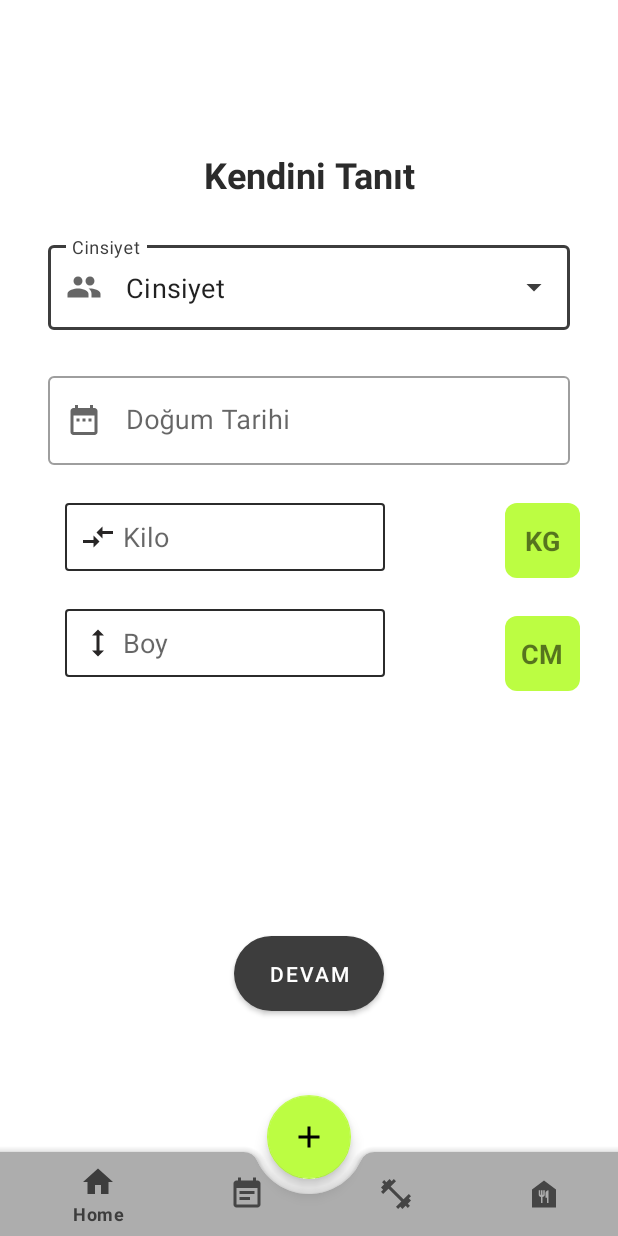
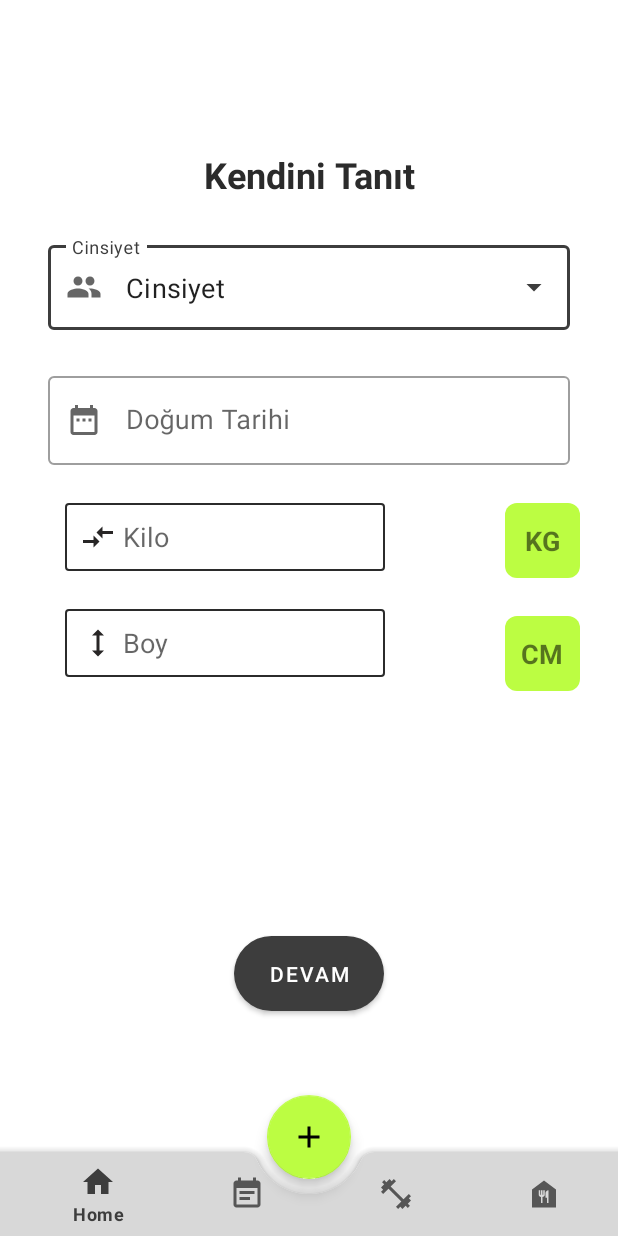
Before and after one commit to hilaltokgoz/spor_app, an Android app: the screen it shows after launch (MainActivity), on a phone screen of 412 x 824 dp. Run offline under Robolectric (Android 15) with nearby library versions, the light colour scheme and no system bars; our stand-ins replace navigation-ui.

Commit message:
bottomMenu Create

```diff
--- a/app/src/main/res/layout/activity_main.xml
+++ b/app/src/main/res/layout/activity_main.xml
@@ -27,17 +27,14 @@
         android:layout_gravity="bottom"
         app:fabCradleMargin="10dp"
         app:fabCradleRoundedCornerRadius="10dp"
-        android:backgroundTint="@color/gray"
+        android:backgroundTint="@color/active_gray"
         app:fabCradleVerticalOffset="10dp"
         >
         <com.google.android.material.bottomnavigation.BottomNavigationView
             android:id="@+id/bottomNavigation"
             android:layout_width="match_parent"
             android:layout_height="wrap_content"
-            android:layout_marginStart="0dp"
-            android:layout_marginEnd="0dp"
             android:layout_gravity="bottom"
-
             app:menu="@menu/bottom_nav_menu"
             />
 
```
